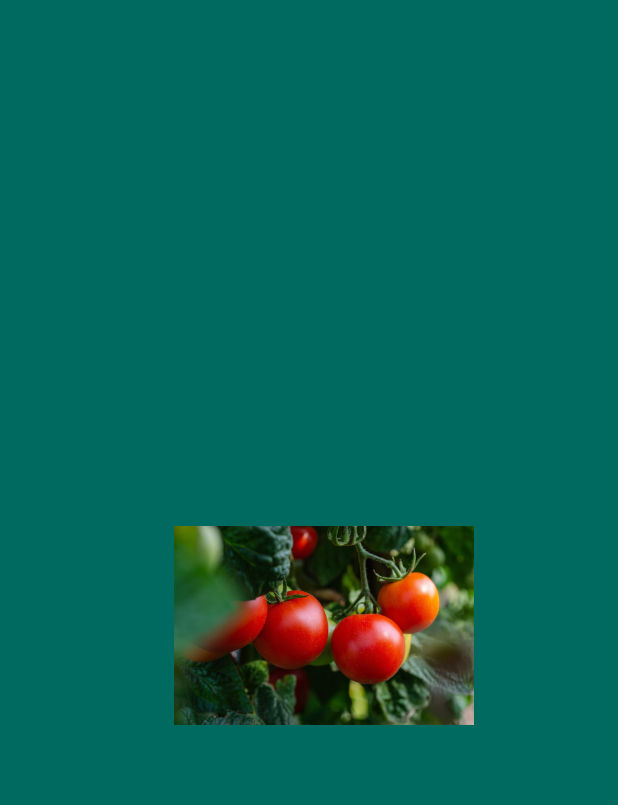
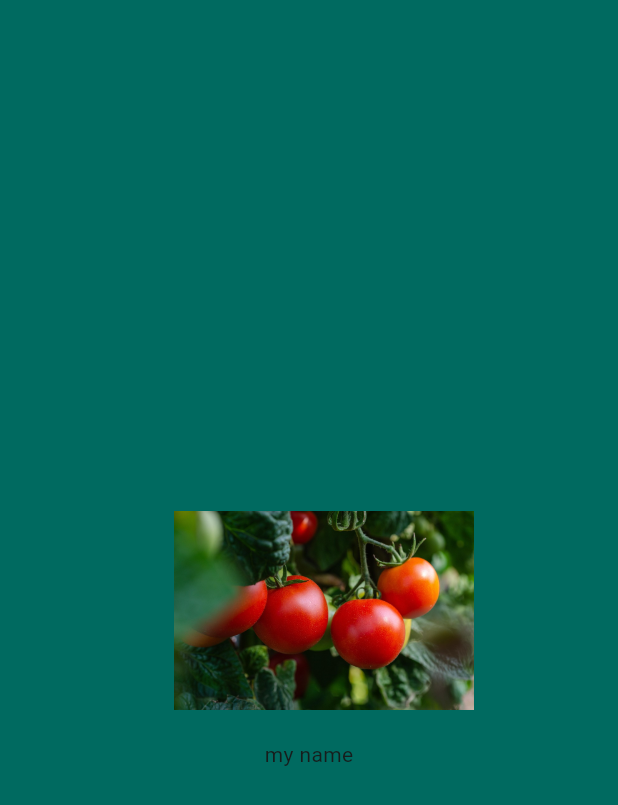
Before and after one commit to kels-coder/shopping-app, a Flutter app: the AuthScreen screen opened directly, on a phone screen of 412 x 824 dp. Shown: the top 805 px of the screen. Run offline on Flutter 3.47's test engine with Material 3 defaults, Android fonts, the phone set to English and light mode, and no system bars.

Commit message:
added a text

```diff
--- a/lib/screens/auth_screen.dart
+++ b/lib/screens/auth_screen.dart
@@ -23,6 +23,7 @@ class _AuthScreenState extends State<AuthScreen> {
                 width: 200,
                 child: Image.asset('assets/images/tomato.jpg'),
               ),
+              Text('my name'),
             ],
           ),
         ),
```
